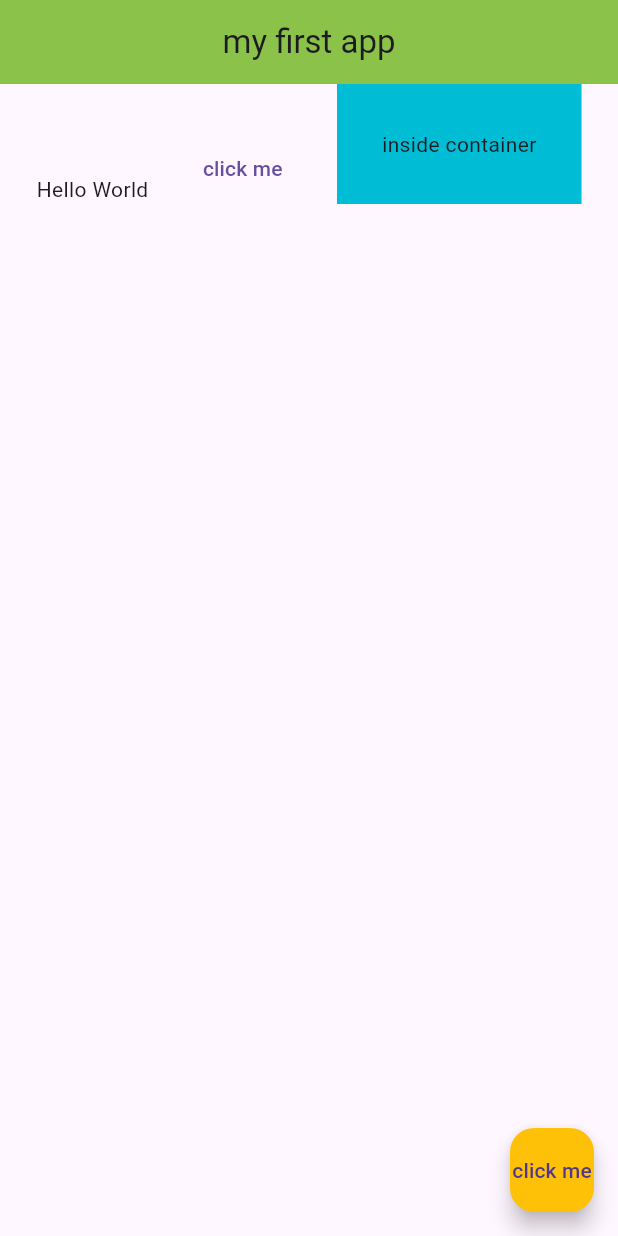
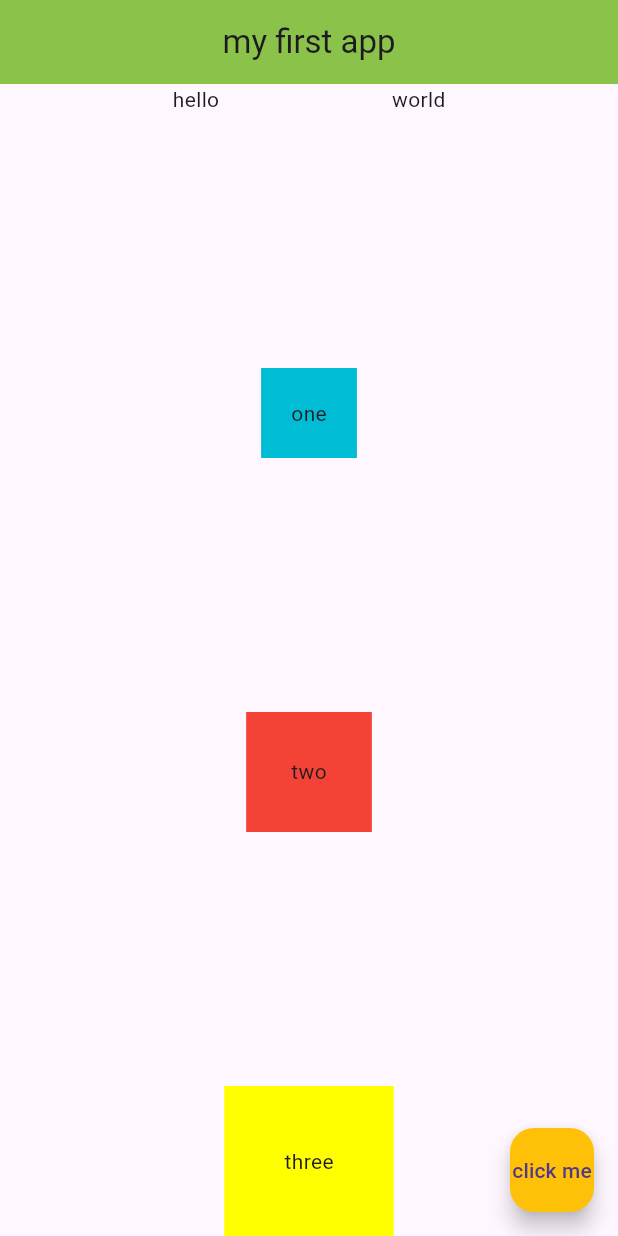
Before and after one commit to tejaswi0910/FlutterApp, a Flutter app: the screen it shows after launch, on a phone screen of 412 x 824 dp. Run offline on Flutter 3.47's test engine with Material 3 defaults, Android fonts, the light colour scheme and no system bars.

Commit message:
Columns added with rows

```diff
--- a/lib/main.dart
+++ b/lib/main.dart
@@ -15,19 +15,30 @@ class Home extends StatelessWidget {
         centerTitle: true,
         backgroundColor: Colors.lightGreen,
       ),
-      body: Row(
-        mainAxisAlignment: MainAxisAlignment.spaceEvenly, //for main axis
-        crossAxisAlignment: CrossAxisAlignment.end, //perpendicular axis
-        children: <Widget>[
-          Text('Hello World'),
-          TextButton(
-            onPressed : () {},
-            child: Text('click me')
+      body: Column(
+        mainAxisAlignment: MainAxisAlignment.spaceBetween,
+        crossAxisAlignment: CrossAxisAlignment.center,
+        children : <Widget>[
+          Row(
+            mainAxisAlignment: MainAxisAlignment.spaceEvenly,
+            children: <Widget>[
+              Text('hello'),
+              Text('world'),
+            ],
           ),
           Container(
+            padding: EdgeInsets.all(20.0),
             color: Colors.cyan,
+            child: Text('one'),
+          ),Container(
             padding: EdgeInsets.all(30.0),
-            child: Text('inside container')
+            color: Colors.red,
+            child: Text('two'),
+          ),
+          Container(
+            padding: EdgeInsets.all(40.0),
+            color: Colors.yellowAccent,
+            child: Text('three'),
           )
         ],
       ),
```
